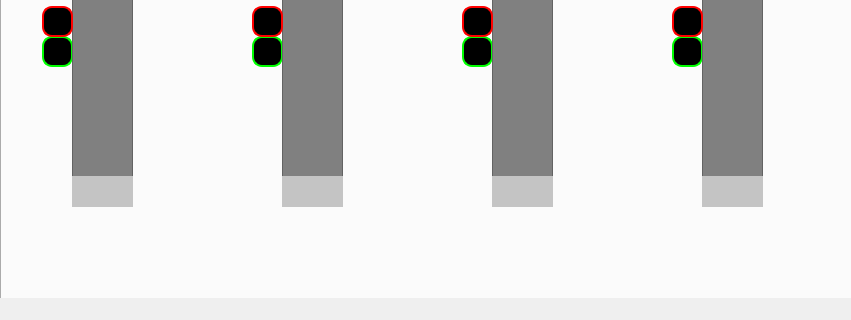
This is mainwindow.ui in jesusarell/PolloLC as Qt 5 draws it before an edit; both pictures show x 0 to 851 and y 280 to 600 of the 1160 by 600 pixel window. The edited form follows.
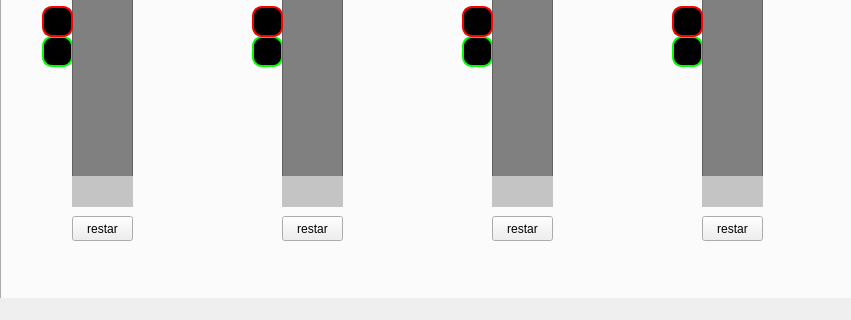
This is the edited form.

```diff
--- a/mainwindow.ui
+++ b/mainwindow.ui
@@ -1042,6 +1042,58 @@
        <enum>QFrame::Raised</enum>
       </property>
      </widget>
+     <widget class="QPushButton" name="decrementMD">
+      <property name="geometry">
+       <rect>
+        <x>70</x>
+        <y>470</y>
+        <width>61</width>
+        <height>25</height>
+       </rect>
+      </property>
+      <property name="text">
+       <string>restar</string>
+      </property>
+     </widget>
+     <widget class="QPushButton" name="decrementM3">
+      <property name="geometry">
+       <rect>
+        <x>280</x>
+        <y>470</y>
+        <width>61</width>
+        <height>25</height>
+       </rect>
+      </property>
+      <property name="text">
+       <string>restar</string>
+      </property>
+     </widget>
+     <widget class="QPushButton" name="decrementM2">
+      <property name="geometry">
+       <rect>
+        <x>490</x>
+        <y>470</y>
+        <width>61</width>
+        <height>25</height>
+       </rect>
+      </property>
+      <property name="text">
+       <string>restar</string>
+      </property>
+     </widget>
+     <widget class="QPushButton" name="decrementM1">
+      <property name="geometry">
+       <rect>
+        <x>700</x>
+        <y>470</y>
+        <width>61</width>
+        <height>25</height>
+       </rect>
+      </property>
+      <property name="text">
+       <string>restar</string>
+      </property>
+     </widget>
     </widget>
     <widget class="QWidget" name="tab_2">
      <attribute name="title">
```
